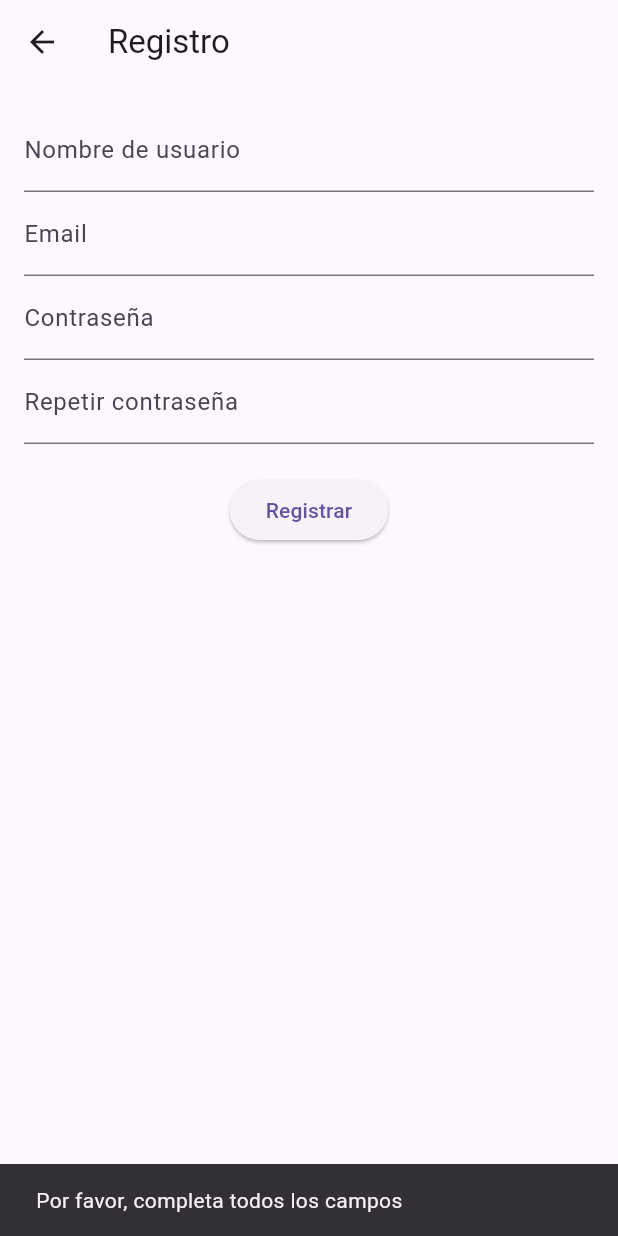
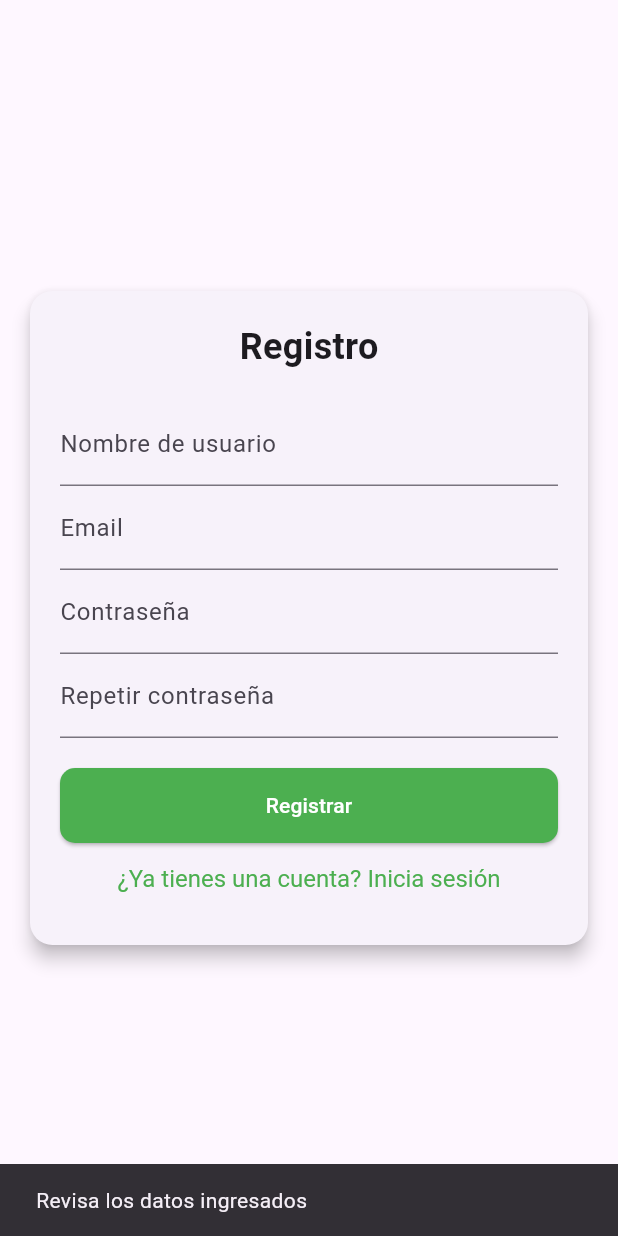
Before and after one commit to lbaeutr/Flutter_02, a Flutter app: the RegisterScreen screen opened by its route, after a tap on "Registrar", on a phone screen of 412 x 824 dp. Run offline on Flutter 3.47's test engine with Material 3 defaults, Android fonts, the phone set to English and light mode, and no system bars; our stand-ins replace shared_preferences; accounts and stored records are empty.

Commit message:
registroEndpoint

```diff
--- a/lib/screens/register_screen.dart
+++ b/lib/screens/register_screen.dart
@@ -13,13 +13,12 @@ class RegisterScreen extends StatelessWidget {
 
     final ApiService apiService = ApiService(baseUrl: 'https://api-rest-segura-2.onrender.com');
 
-    // Función para manejar el registro
     void register() async {
       if (usernameController.text.isNotEmpty &&
           emailController.text.isNotEmpty &&
           passwordController.text.isNotEmpty &&
-      passwordRepeatController.text.isNotEmpty
-     ) {
+          passwordRepeatController.text.isNotEmpty &&
+          passwordController.text == passwordRepeatController.text) {
         try {
           await apiService.register(
             username: usernameController.text,
@@ -27,38 +26,40 @@ class RegisterScreen extends StatelessWidget {
             password: passwordController.text,
             passwordRepeat: passwordRepeatController.text,
           );
-      // Mostrar mensaje de éxito y navegar a la pantalla de inicio de sesión
           ScaffoldMessenger.of(context).showSnackBar(
             const SnackBar(content: Text("Cuenta creada con éxito")),
           );
-      Navigator.pushReplacementNamed(context, '/'); // Asegúrate de que '/login' sea la ruta correcta
+          Navigator.pushReplacementNamed(context, '/');
         } catch (e) {
-      // Mostrar un mensaje de error si la petición falla
           ScaffoldMessenger.of(context).showSnackBar(
-        SnackBar(
-          content: Text("Error al registrar: $e"),
-        ),
+            SnackBar(content: Text("Error al registrar: $e")),
           );
         }
       } else {
-    // Mostrar un mensaje de error si los campos están vacíos
         ScaffoldMessenger.of(context).showSnackBar(
-      const SnackBar(
-        content: Text("Por favor, completa todos los campos"),
-      ),
+          const SnackBar(content: Text("Revisa los datos ingresados")),
         );
       }
     }
 
     return Scaffold(
-      appBar: AppBar(
-        title: const Text("Registro"),
+      body: Center(
+        child: Card(
+          elevation: 5,
+          shape: RoundedRectangleBorder(
+            borderRadius: BorderRadius.circular(15),
           ),
-      body: Padding(
-        padding: const EdgeInsets.all(16.0),
-        child: SingleChildScrollView(
+          margin: const EdgeInsets.all(20),
+          child: Padding(
+            padding: const EdgeInsets.all(20),
             child: Column(
+              mainAxisSize: MainAxisSize.min,
               children: [
+                const Text(
+                  "Registro",
+                  style: TextStyle(fontSize: 24, fontWeight: FontWeight.bold),
+                ),
+                const SizedBox(height: 20),
                 TextField(
                   controller: usernameController,
                   decoration: const InputDecoration(labelText: "Nombre de usuario"),
@@ -77,13 +78,29 @@ class RegisterScreen extends StatelessWidget {
                   decoration: const InputDecoration(labelText: "Repetir contraseña"),
                   obscureText: true,
                 ),
-
                 const SizedBox(height: 20),
                 ElevatedButton(
+                  style: ElevatedButton.styleFrom(
+                    backgroundColor: Colors.green,
+                    foregroundColor: Colors.white,
+                    minimumSize: const Size(double.infinity, 50),
+                    shape: RoundedRectangleBorder(
+                      borderRadius: BorderRadius.circular(10),
+                    ),
+                  ),
                   onPressed: register,
                   child: const Text("Registrar"),
                 ),
+                TextButton(
+                  style: TextButton.styleFrom(
+                    foregroundColor: Colors.green,
+                    textStyle: const TextStyle(fontSize: 16),
+                  ),
+                  onPressed: () => Navigator.pop(context),
+                  child: const Text("¿Ya tienes una cuenta? Inicia sesión"),
+                ),
               ],
+            ),
           ),
         ),
       ),
```
Lines whose indentation alone changed are shown as unchanged.
